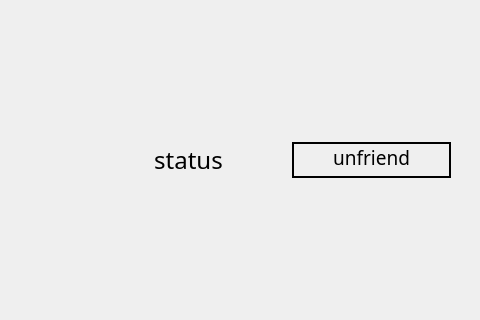
NetworkProgramming-20212-Group1/ChessMultiplayer, file nitin_venv/Chess-master/wui/friendList.ui: the form before one commit; both pictures show x 103 to 583 and y 100 to 420 of the 583 by 520 pixel window.
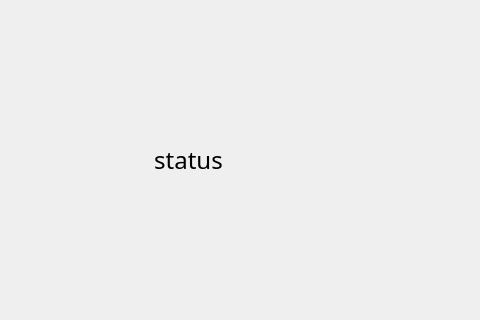
The form after the commit.

```diff
--- a/nitin_venv/Chess-master/wui/friendList.ui
+++ b/nitin_venv/Chess-master/wui/friendList.ui
@@ -63,29 +63,7 @@
       </item>
       <item>
        <widget class="QWidget" name="widget_13" native="true">
-        <layout class="QVBoxLayout" name="verticalLayout_5">
-         <item>
-          <widget class="QPushButton" name="unfriend_button">
-           <property name="font">
-            <font>
-             <family>Poor Richard</family>
-             <pointsize>14</pointsize>
-            </font>
-           </property>
-           <property name="cursor">
-            <cursorShape>OpenHandCursor</cursorShape>
-           </property>
-           <property name="styleSheet">
-            <string notr="true">border-radius : 100; 
-border : 2px solid black;
-padding-bottom: 5px</string>
-           </property>
-           <property name="text">
-            <string>unfriend</string>
-           </property>
-          </widget>
-         </item>
-        </layout>
+        <layout class="QVBoxLayout" name="verticalLayout_5"/>
        </widget>
       </item>
      </layout>
```
